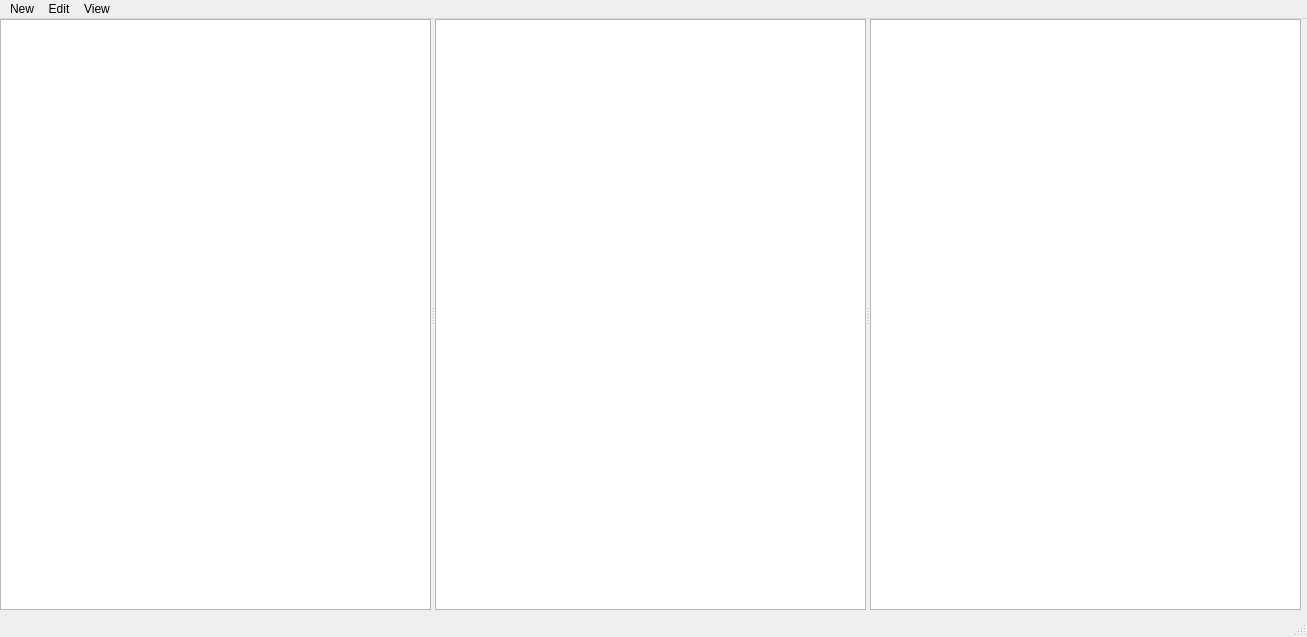
Above: data/ui/mainwindow.ui from altlinux/admc before the change. Below: the same form after it.
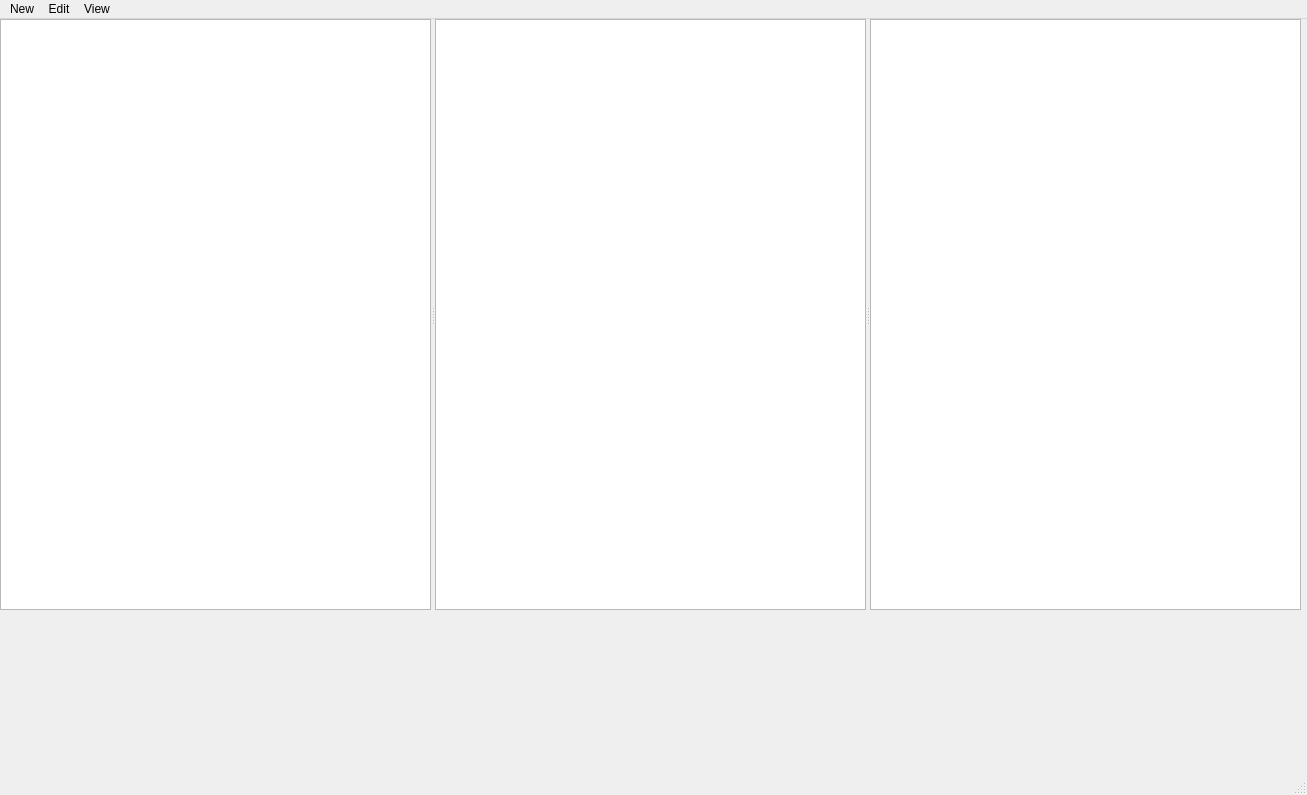
That is the form after the change. Custom widgets are drawn as their Qt base class.

Diff of the .ui file:
```diff
--- a/data/ui/mainwindow.ui
+++ b/data/ui/mainwindow.ui
@@ -7,7 +7,7 @@
     <x>0</x>
     <y>0</y>
     <width>1307</width>
-    <height>637</height>
+    <height>795</height>
    </rect>
   </property>
   <property name="windowTitle">
```
Left out of the diff: 22 changed lines with no effect on the pictures.
